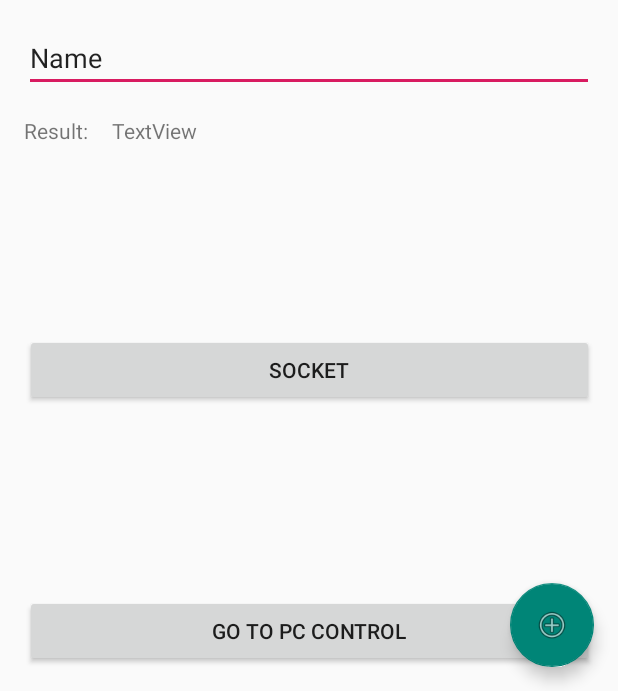
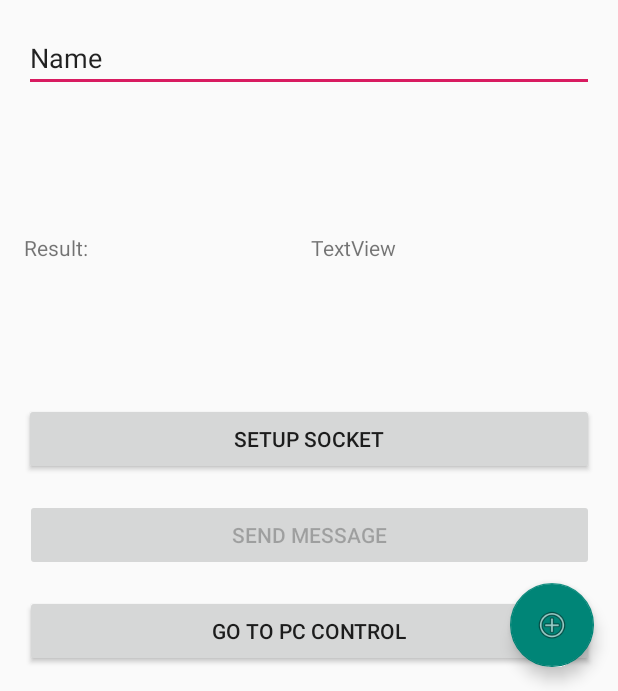
Before and after one commit to km2442/AutoSwitch, an Android app: the screen it shows after launch (MainActivity), on a phone screen of 412 x 824 dp, the part 545-1236 px from its top. Run offline under Robolectric (Android 15) with nearby library versions, the phone set to English and light mode, and no system bars; 1 statement that could not run was skipped.

Commit message:
Moved Sockets to another class

```diff
--- a/Android/app/src/main/java/dev/kamilklecha/autoswitchmobile/MainActivity.java
+++ b/Android/app/src/main/java/dev/kamilklecha/autoswitchmobile/MainActivity.java
@@ -1,8 +1,8 @@
 package dev.kamilklecha.autoswitchmobile;
 
 import android.content.Intent;
+import android.os.Build;
 import android.os.Bundle;
-import android.os.Handler;
 import android.support.design.widget.FloatingActionButton;
 import android.support.design.widget.NavigationView;
 import android.support.design.widget.Snackbar;
@@ -17,30 +17,20 @@ import android.widget.Button;
 import android.widget.EditText;
 import android.widget.TextView;
 
-import java.io.BufferedReader;
-import java.io.IOException;
-import java.io.InputStreamReader;
-import java.io.OutputStream;
-import java.io.PrintWriter;
-import java.net.Socket;
-
 public class MainActivity extends AppCompatActivity
         implements NavigationView.OnNavigationItemSelectedListener {
 
     Button btn;
-    private Socket socket;
-
-    private static final int SERVERPORT = 21;
-    private static final String SERVER_IP = "192.168.1.160";
-
-    private TextView mTextViewReplyFromServer;
     private EditText mEditTextSendMessage;
+    private SocketCommunicator sc;
 
     @Override
     protected void onCreate(Bundle savedInstanceState) {
         super.onCreate(savedInstanceState);
         setContentView(R.layout.activity_main);
         Toolbar toolbar = findViewById(R.id.toolbar);
+        sc = new SocketCommunicator((TextView) findViewById(R.id.tv_reply_from_server));
+
         setSupportActionBar(toolbar);
         FloatingActionButton fab = findViewById(R.id.fab);
         fab.setOnClickListener(new View.OnClickListener() {
@@ -67,15 +57,24 @@ public class MainActivity extends AppCompatActivity
         };
         btn.setOnClickListener(cl);
 
-        Button buttonSend = (Button) findViewById(R.id.btn_send);
+        final Button buttonSend = (Button) findViewById(R.id.btn_send);
+        Button buttonSetup = (Button) findViewById(R.id.btn_setup);
 
         mEditTextSendMessage = (EditText) findViewById(R.id.edt_send_message);
-        mTextViewReplyFromServer = (TextView) findViewById(R.id.tv_reply_from_server);
 
         buttonSend.setOnClickListener(new View.OnClickListener() {
             @Override
             public void onClick(View v) {
-                sendMessage(mEditTextSendMessage.getText().toString());
+                sc.sendMessage(mEditTextSendMessage.getText().toString());
+            }
+        });
+
+        buttonSetup.setOnClickListener(new View.OnClickListener() {
+            @Override
+            public void onClick(View v) {
+                sc.sendMessage("Hi, " + Build.MODEL + " here");
+                sc.startReceiver();
+                buttonSend.setEnabled(true);
             }
         });
     }
@@ -110,47 +109,4 @@ public class MainActivity extends AppCompatActivity
         drawer.closeDrawer(GravityCompat.START);
         return true;
     }
-
-    private void sendMessage(final String msg) {
-
-        final Handler handler = new Handler();
-        Thread thread = new Thread(new Runnable() {
-            @Override
-            public void run() {
-
-                try {
-                    //Replace below IP with the IP of that device in which server socket open.
-                    //If you change port then change the port number in the server side code also.
-                    Socket s = new Socket(SERVER_IP, SERVERPORT);
-
-                    OutputStream out = s.getOutputStream();
-
-                    PrintWriter output = new PrintWriter(out);
-
-                    output.println(msg);
-                    output.flush();
-                    BufferedReader input = new BufferedReader(new InputStreamReader(s.getInputStream()));
-                    final String st = input.readLine();
-
-                    handler.post(new Runnable() {
-                        @Override
-                        public void run() {
-
-                            String s = mTextViewReplyFromServer.getText().toString();
-                            if (st.trim().length() != 0)
-                                mTextViewReplyFromServer.setText(s + "\nFrom Server : " + st);
-                        }
-                    });
-
-                    output.close();
-                    out.close();
-                    s.close();
-                } catch (IOException e) {
-                    e.printStackTrace();
-                }
-            }
-        });
-
-        thread.start();
-    }
 }
--- a/Android/app/src/main/res/layout/content_main.xml
+++ b/Android/app/src/main/res/layout/content_main.xml
@@ -49,14 +49,13 @@
         android:layout_width="379dp"
         android:layout_height="wrap_content"
         android:layout_marginStart="16dp"
-        android:layout_marginTop="16dp"
         android:layout_marginEnd="16dp"
         android:layout_marginBottom="16dp"
-        android:text="Socket"
+        android:enabled="false"
+        android:text="Send Message"
         app:layout_constraintBottom_toTopOf="@+id/Main_btn"
         app:layout_constraintEnd_toEndOf="parent"
-        app:layout_constraintStart_toStartOf="parent"
-        app:layout_constraintTop_toBottomOf="@+id/tv_reply_from_server" />
+        app:layout_constraintStart_toStartOf="parent" />
 
     <EditText
         android:id="@+id/edt_send_message"
@@ -74,12 +73,14 @@
 
     <TextView
         android:id="@+id/tv_reply_from_server"
-        android:layout_width="0dp"
+        android:layout_width="wrap_content"
         android:layout_height="wrap_content"
         android:layout_marginStart="16dp"
         android:layout_marginTop="16dp"
         android:layout_marginEnd="16dp"
+        android:layout_marginBottom="16dp"
         android:text="TextView"
+        app:layout_constraintBottom_toTopOf="@+id/btn_setup"
         app:layout_constraintEnd_toEndOf="parent"
         app:layout_constraintStart_toEndOf="@+id/textView4"
         app:layout_constraintTop_toBottomOf="@+id/edt_send_message" />
@@ -90,8 +91,22 @@
         android:layout_height="wrap_content"
         android:layout_marginStart="16dp"
         android:layout_marginTop="16dp"
+        android:layout_marginBottom="16dp"
         android:text="Result:"
+        app:layout_constraintBottom_toTopOf="@+id/btn_setup"
         app:layout_constraintStart_toStartOf="parent"
         app:layout_constraintTop_toBottomOf="@+id/edt_send_message" />
 
+    <Button
+        android:id="@+id/btn_setup"
+        android:layout_width="0dp"
+        android:layout_height="wrap_content"
+        android:layout_marginStart="16dp"
+        android:layout_marginEnd="16dp"
+        android:layout_marginBottom="16dp"
+        android:text="Setup Socket"
+        app:layout_constraintBottom_toTopOf="@+id/btn_send"
+        app:layout_constraintEnd_toEndOf="parent"
+        app:layout_constraintStart_toStartOf="parent" />
+
 </android.support.constraint.ConstraintLayout>
```
